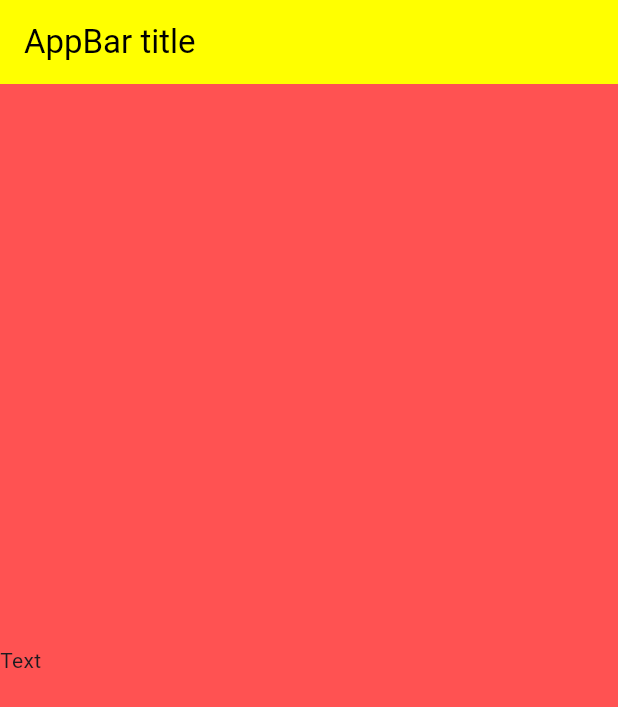
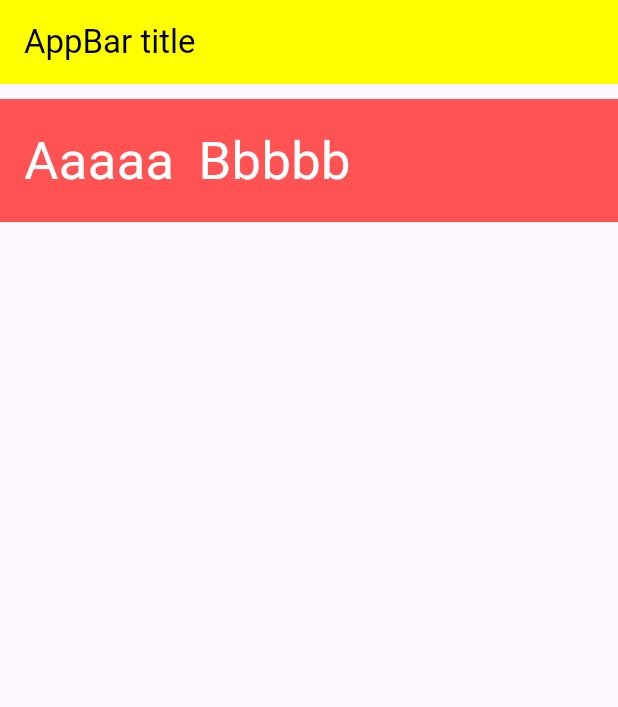
Before and after one commit to ibahas/FlutterApp, a Flutter app: the screen it shows after launch, on a phone screen of 412 x 824 dp. Shown: the top 707 px of the screen. Run offline on Flutter 3.47's test engine with Material 3 defaults, Android fonts, the phone set to English and light mode, and no system bars.

Commit message:
Maring padding

```diff
--- a/lib/main.dart
+++ b/lib/main.dart
@@ -1,4 +1,5 @@
 import 'package:flutter/material.dart';
+import 'package:flutter/widgets.dart';
 // import 'package:flutter_application_1/lesson_three.dart';
 // import 'package:flutter_application_1/lesson_one.dart';
 // import 'package:flutter_application_1/lesson_two.dart';
@@ -40,12 +41,40 @@ class _MyHomePage extends State<MyHomePage> {
           ),
         ),
       ),
-      body: Container(
+      body:  Container(
         color: Colors.redAccent,
-        alignment: Alignment.center,
+        // margin: const EdgeInsets.all(8)
+        // margin: const EdgeInsets.fromLTRB(30, 10, 30, 8),
+        // margin: const EdgeInsets.symmetric(vertical: 8.0, horizontal: 18.0),
+        margin: const EdgeInsets.only(top: 10),
+        // padding: EdgeInsets.fromLTRB(left, top, right, bottom),
+        // padding: const EdgeInsets.only(top: 10, bottom: 10),
+        padding: const EdgeInsets.all(8.0),
+        // height: double.infinity,
+        // alignment: Alignment.center,
         child: const Row(
-          children: [
-            Text('Text'),
+          // mainAxisAlignment: MainAxisAlignment.center,
+          children: <Widget>[
+            Padding(
+              padding: EdgeInsets.all(8.0),
+              child: Text(
+                'Aaaaa',
+                style: TextStyle(
+                  color: Colors.white,
+                  fontSize: 35,
+                ),
+              ),
+            ),
+            Padding(
+              padding: EdgeInsets.all(8.0),
+              child: Text(
+                'Bbbbb',
+                style: TextStyle(
+                  color: Colors.white,
+                  fontSize: 35,
+                ),
+              ),
+            ),
           ],
         ),
       ),
--- a/note.txt
+++ b/note.txt
@@ -72,5 +72,8 @@ textAlign: textAlign.[center,...]
 TextField: controller
 ----
 
+padding:<Widget> : padding : EdgeInsets[all,fromLTRB,only[top,right...]]
+
 ----
+
 ----
```
